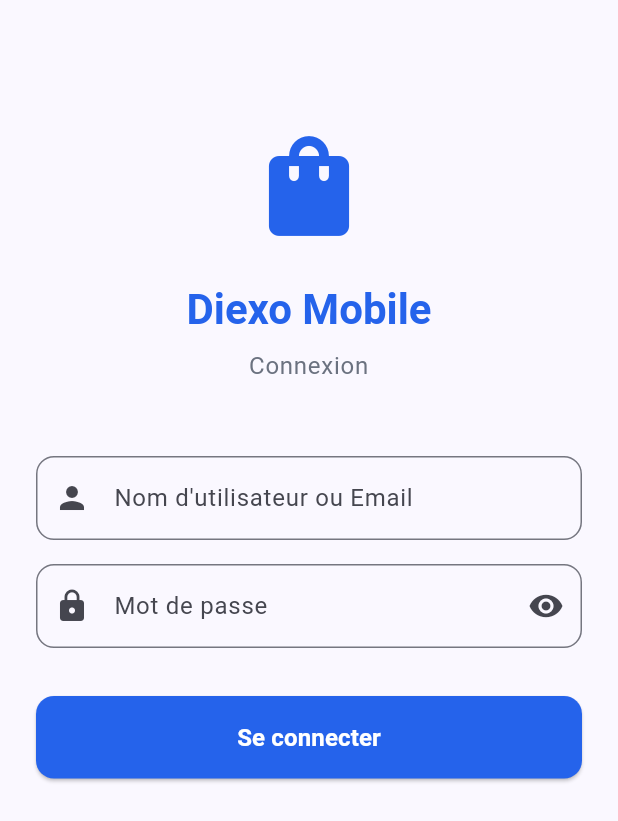
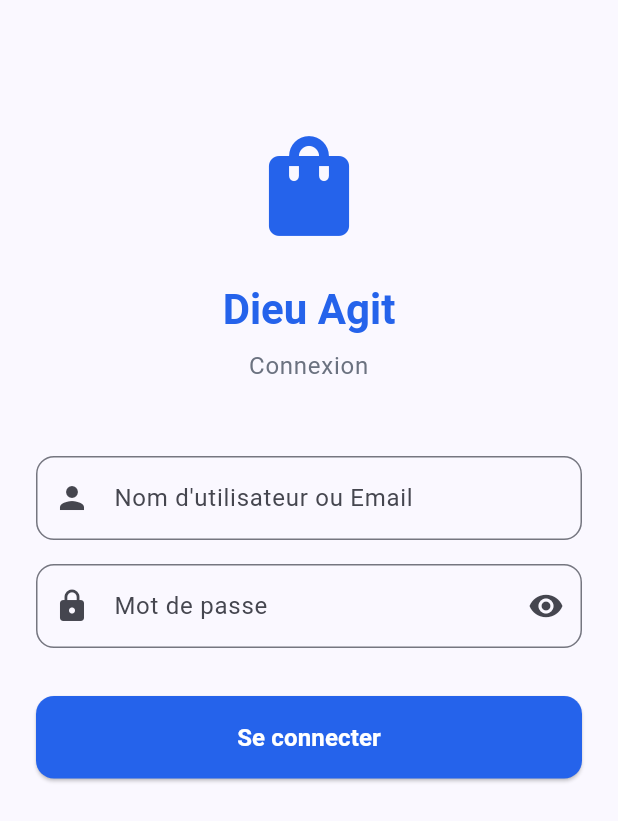
Before and after one commit to dylankavundama/diex, a Flutter app: the screen it shows after launch, on a phone screen of 412 x 824 dp. Shown: the top 821 px of the screen. Run offline on Flutter 3.47's test engine with Material 3 defaults, Android fonts, the phone set to English and light mode, and no system bars; our stand-ins replace shared_preferences; accounts and stored records are empty.

Commit message:
mobile  version

```diff
--- a/mobile_app/lib/main.dart
+++ b/mobile_app/lib/main.dart
@@ -44,7 +44,7 @@ class MyApp extends StatelessWidget {
             backgroundColor: AppColors.primaryBlue,
             foregroundColor: Colors.white,
           ),
-          cardTheme: CardTheme(
+          cardTheme: CardThemeData(
             elevation: 2,
             shape: RoundedRectangleBorder(
               borderRadius: BorderRadius.circular(12),
--- a/mobile_app/lib/utils/constants.dart
+++ b/mobile_app/lib/utils/constants.dart
@@ -1,3 +1,5 @@
+import 'package:flutter/material.dart';
+
 class AppColors {
   static const Color primaryBlue = Color(0xFF2563EB);
   static const Color primaryGreen = Color(0xFF10B981);
@@ -18,7 +20,7 @@ class AppConstants {
 }
 
 class AppStrings {
-  static const String appName = 'Diexo Mobile';
+  static const String appName = 'Dieu Agit';
   static const String login = 'Connexion';
   static const String logout = 'Déconnexion';
   static const String email = 'Email';
--- a/mobile_app/pubspec.yaml
+++ b/mobile_app/pubspec.yaml
@@ -23,12 +23,12 @@ dependencies:
 
   # UI Components
   cached_network_image: ^3.3.0
-  intl: ^0.18.1
+  # intl: ^0.18.1
   flutter_svg: ^2.0.9
 
   # Forms & Validation
-  flutter_form_builder: ^9.1.1
-  form_builder_validators: ^9.1.0
+  # flutter_form_builder: ^9.1.1
+  # form_builder_validators: any
 
   # Image Picker
   image_picker: ^1.0.5
```
Also changed, not shown: mobile_app/pubspec.lock.
